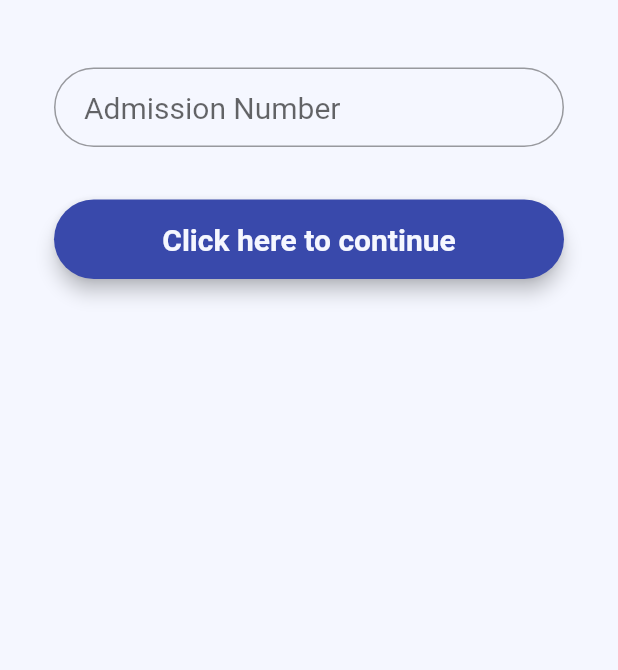
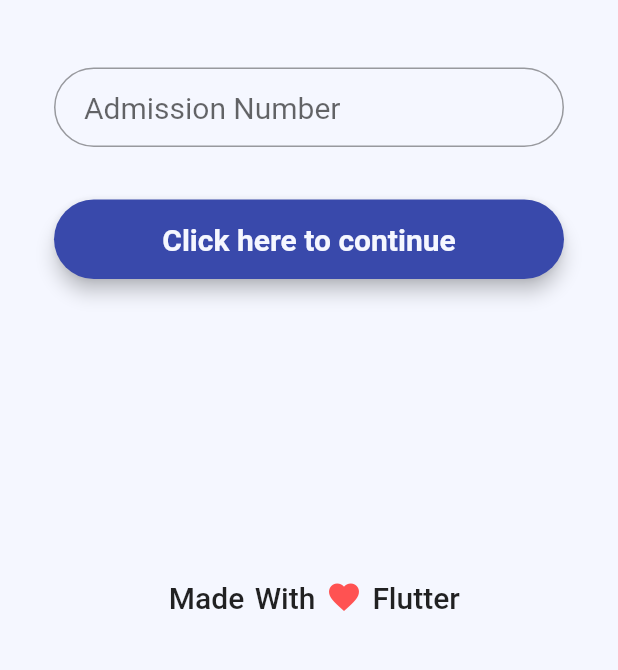
Before and after one commit to saisrinivaspaila/StudentProtal, a Flutter app: the screen it shows after launch, on a phone screen of 412 x 824 dp, the part 354-1024 px from its top. Run offline on Flutter 3.47's test engine with Material 2 defaults, Android fonts, the phone set to English and light mode, and no system bars; missing offline and left inert: animated_splash; Roboto replaces fonts that are missing (Montserrat).

```diff
--- a/lib/entities/model.dart
+++ b/lib/entities/model.dart
@@ -75,7 +75,7 @@ class Student extends Model {
       _name = responseData["Name"];
       _mobileNumber = responseData["Mobile Number"];
       _year = responseData["Year"];
-      _section = responseData["Section"];
+      _section = responseData["Sec"];
       _semData = responseData["Semesters"];
       _classesAttended = responseData["Class attended"];
       _classesConducted = responseData["Classes conducted"];
--- a/lib/loginPage.dart
+++ b/lib/loginPage.dart
@@ -105,7 +105,31 @@ class _LoginPageState extends State<LoginPage> {
                               ),
                               loginButon,
                               SizedBox(
-                                height: 15.0,
+                                height: 200.0,
+                              ),
+                              Row(
+                                mainAxisAlignment: MainAxisAlignment.center,
+                                crossAxisAlignment: CrossAxisAlignment.end,
+                                children: <Widget>[
+                                  SizedBox(width: 7),
+                                  Text(
+                                    'Made With',
+                                    style: TextStyle(
+                                        fontSize: 20.0,
+                                        wordSpacing: 2.0,
+                                        fontWeight: FontWeight.w500),
+                                  ),
+                                  SizedBox(width: 7),
+                                  Icon(Icons.favorite, color: Colors.redAccent),
+                                  SizedBox(width: 7),
+                                  Text(
+                                    'Flutter',
+                                    style: TextStyle(
+                                        fontSize: 20.0,
+                                        wordSpacing: 2.0,
+                                        fontWeight: FontWeight.w500),
+                                  ),
+                                ],
                               ),
                             ],
                           ),
--- a/lib/menuPage.dart
+++ b/lib/menuPage.dart
@@ -26,6 +26,7 @@ class _MenuPageState extends State<MenuPage> {
 
     if (widget.model.loginStatus == true) {
       return Scaffold(
+        backgroundColor: Color(0xfff5f7ff),
           body: Padding(
         padding: const EdgeInsets.only(left: 20.0, right: 20.0),
         child: ListView(
--- a/lib/predictAttendance.dart
+++ b/lib/predictAttendance.dart
@@ -19,6 +19,7 @@ class _PredictAttendanceState extends State<PredictAttendance> {
   @override
   Widget build(BuildContext context) {
     return Scaffold(
+      backgroundColor: Color(0xfff5f7ff),
       body: Center(
         child: Card(
           color: Color(0xfff5f7ff),
--- a/pubspec.yaml
+++ b/pubspec.yaml
@@ -27,6 +27,7 @@ dependencies:
     http: ^0.12.0+4
     scoped_model: ^1.0.1
     slider_button: ^0.0.32
+    animated_splash: ^1.0.0
 dev_dependencies:
     flutter_test:
         sdk: flutter
```
Also changed, not shown: lib/login2.dart (+36 -5 lines), lib/main.dart (+75 -1 lines), pubspec.lock.
